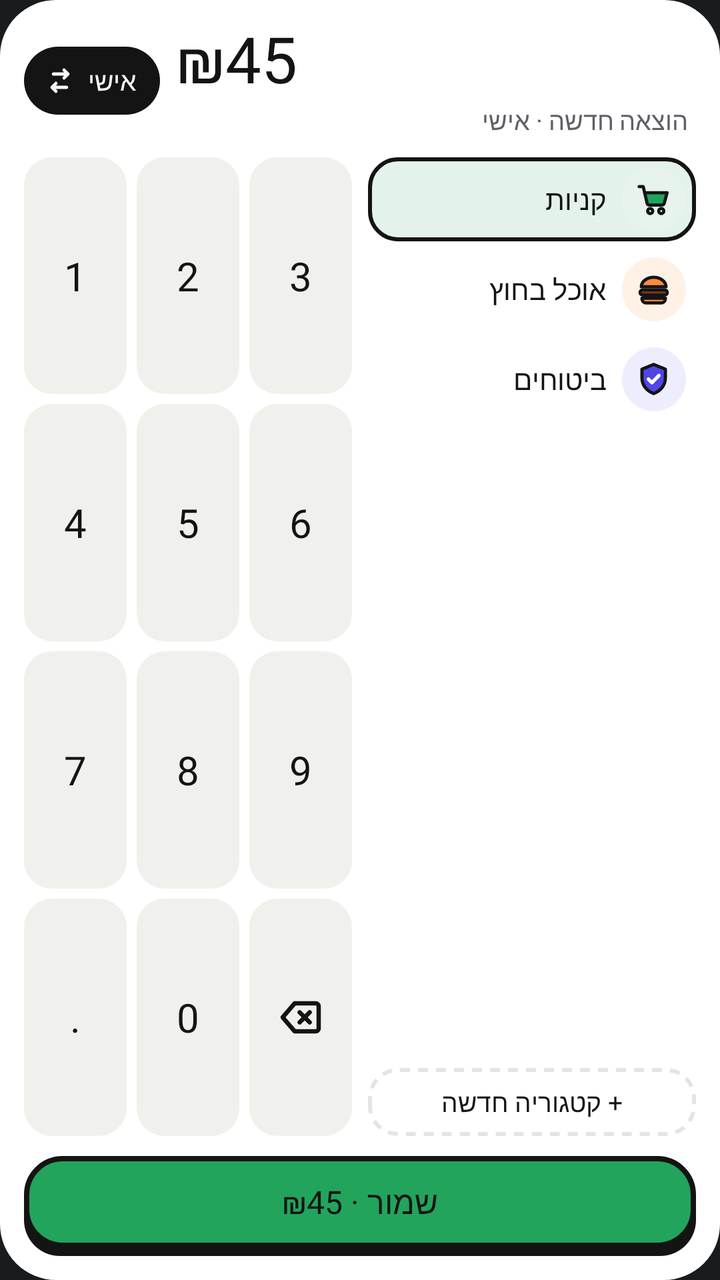
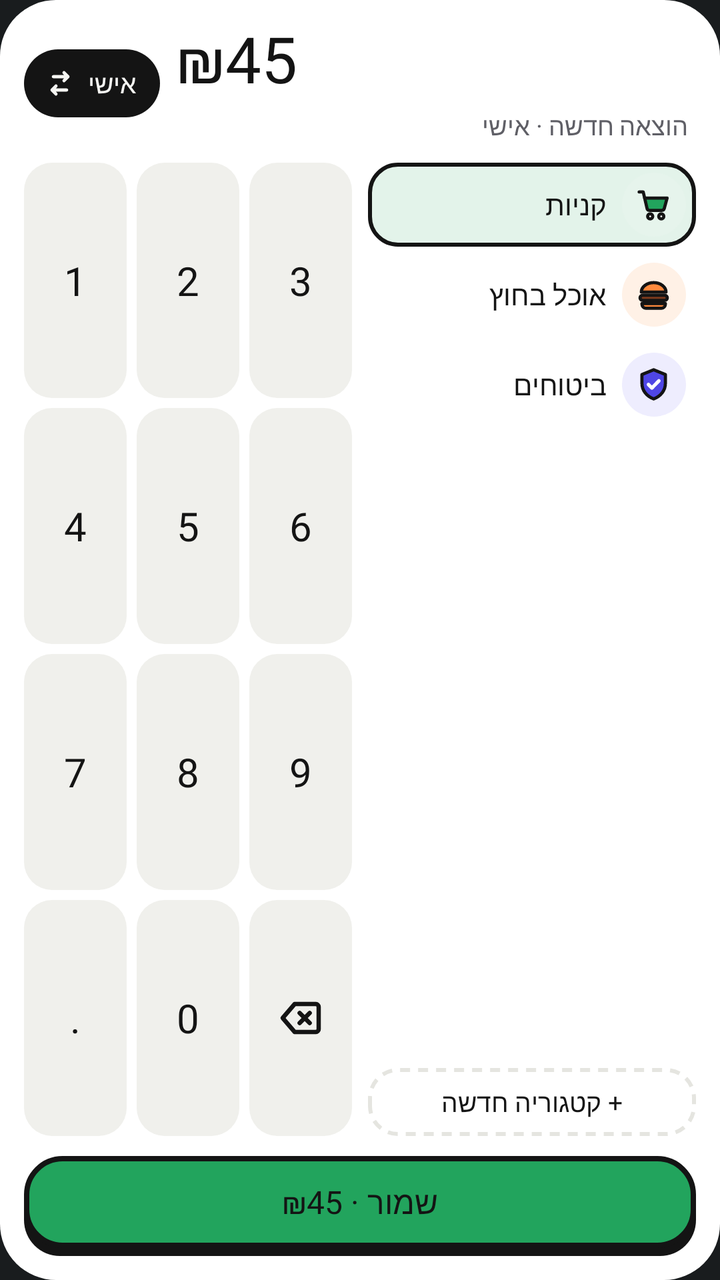

Screens rendered from an Android XML layout before and after an edit, with the pre-edit source and the edit as a unified diff.
<!-- AndroidManifest.xml: activity theme android:Theme.DeviceDefault.NoActionBar -->
<!-- res/layout/widget_preview.xml -->
<?xml version="1.0" encoding="utf-8"?>
<LinearLayout xmlns:android="http://schemas.android.com/apk/res/android"
    android:id="@+id/root"
    android:layoutDirection="rtl"
    android:layout_width="match_parent"
    android:layout_height="match_parent"
    android:background="@drawable/widget_bg"
    android:orientation="vertical"
    android:padding="12dp">

    
    <LinearLayout
        android:layout_width="match_parent"
        android:layout_height="wrap_content"
        android:gravity="center_vertical"
        android:orientation="horizontal"
        android:paddingStart="4dp">

        <LinearLayout
            android:layout_width="0dp"
            android:layout_height="wrap_content"
            android:layout_weight="1"
            android:orientation="vertical">

            <TextView
                android:id="@+id/amount"
                android:layout_width="match_parent"
                android:layout_height="wrap_content"
                android:ellipsize="end"
                android:fontFamily="@font/rubik_extrabold"
                android:gravity="start"
                android:includeFontPadding="false"
                android:maxLines="1"
                android:text="₪45"
                android:textColor="@color/w_ink"
                android:textDirection="ltr"
                android:textSize="32sp" />

            <TextView
                android:id="@+id/status"
                android:layout_width="match_parent"
                android:layout_height="wrap_content"
                android:layout_marginTop="2dp"
                android:ellipsize="end"
                android:fontFamily="@font/rubik_semibold"
                android:maxLines="1"
                android:text="הוצאה חדשה · אישי"
                android:textColor="@color/w_ink_dim"
                android:textSize="12.5sp" />
        </LinearLayout>

        <LinearLayout
            android:id="@+id/space"
            android:layout_width="wrap_content"
            android:layout_height="34dp"
            android:layout_marginStart="8dp"
            android:background="@drawable/widget_pill_ink"
            android:gravity="center_vertical"
            android:orientation="horizontal"
            android:paddingStart="12dp"
            android:paddingEnd="10dp">

            <TextView
                android:id="@+id/space_name"
                android:layout_width="wrap_content"
                android:layout_height="wrap_content"
                android:ellipsize="end"
                android:fontFamily="@font/rubik_extrabold"
                android:maxLines="1"
                android:maxWidth="110dp"
                android:text="אישי"
                android:textColor="@color/w_on_ink"
                android:textSize="13sp" />

            <ImageView
                android:id="@+id/space_swap"
                android:layout_width="16dp"
                android:layout_height="16dp"
                android:layout_marginStart="6dp"
                android:contentDescription="החלף מרחב"
                android:src="@drawable/ic_w_swap" />
        </LinearLayout>
    </LinearLayout>

    
    <LinearLayout
        android:layout_width="match_parent"
        android:layout_height="0dp"
        android:layout_marginTop="10dp"
        android:layout_weight="1"
        android:orientation="horizontal">

        <LinearLayout
            android:layout_width="0dp"
            android:layout_height="match_parent"
            android:layout_marginEnd="8dp"
            android:layout_weight="1"
            android:orientation="vertical">

            <LinearLayout
                android:layout_width="match_parent"
                android:layout_height="0dp"
                android:layout_weight="1"
                android:orientation="vertical">
            <LinearLayout
                android:layout_width="match_parent"
                android:layout_height="42dp"
                android:layout_marginBottom="3dp"
                android:background="@drawable/widget_row_selected"
                android:gravity="center_vertical"
                android:orientation="horizontal"
                android:paddingStart="5dp"
                android:paddingEnd="8dp">
                <FrameLayout
                    android:layout_width="32dp"
                    android:layout_height="32dp">
                    <ImageView
                        android:layout_width="match_parent"
                        android:layout_height="match_parent"
                        android:src="@drawable/widget_circle"
                        android:tint="@color/w_mint" />
                    <ImageView
                        android:layout_width="19dp"
                        android:layout_height="19dp"
                        android:layout_gravity="center"
                        android:src="@drawable/ic_cat_cart" />
                </FrameLayout>
                <TextView
                    android:layout_width="0dp"
                    android:layout_height="wrap_content"
                    android:layout_marginStart="8dp"
                    android:layout_weight="1"
                    android:fontFamily="@font/rubik_semibold"
                    android:maxLines="1"
                    android:text="קניות"
                    android:textColor="@color/w_ink"
                    android:textSize="14sp" />
            </LinearLayout>
            <LinearLayout
                android:layout_width="match_parent"
                android:layout_height="42dp"
                android:layout_marginBottom="3dp"
                android:background="@drawable/widget_row"
                android:gravity="center_vertical"
                android:orientation="horizontal"
                android:paddingStart="5dp"
                android:paddingEnd="8dp">
                <FrameLayout
                    android:layout_width="32dp"
                    android:layout_height="32dp">
                    <ImageView
                        android:layout_width="match_parent"
                        android:layout_height="match_parent"
                        android:src="@drawable/widget_circle"
                        android:tint="@color/w_peach" />
                    <ImageView
                        android:layout_width="19dp"
                        android:layout_height="19dp"
                        android:layout_gravity="center"
                        android:src="@drawable/ic_cat_food" />
                </FrameLayout>
                <TextView
                    android:layout_width="0dp"
                    android:layout_height="wrap_content"
                    android:layout_marginStart="8dp"
                    android:layout_weight="1"
                    android:fontFamily="@font/rubik_semibold"
                    android:maxLines="1"
                    android:text="אוכל בחוץ"
                    android:textColor="@color/w_ink"
                    android:textSize="14sp" />
            </LinearLayout>
            <LinearLayout
                android:layout_width="match_parent"
                android:layout_height="42dp"
                android:layout_marginBottom="3dp"
                android:background="@drawable/widget_row"
                android:gravity="center_vertical"
                android:orientation="horizontal"
                android:paddingStart="5dp"
                android:paddingEnd="8dp">
                <FrameLayout
                    android:layout_width="32dp"
                    android:layout_height="32dp">
                    <ImageView
                        android:layout_width="match_parent"
                        android:layout_height="match_parent"
                        android:src="@drawable/widget_circle"
                        android:tint="@color/w_lavender" />
                    <ImageView
                        android:layout_width="19dp"
                        android:layout_height="19dp"
                        android:layout_gravity="center"
                        android:src="@drawable/ic_cat_shield" />
                </FrameLayout>
                <TextView
                    android:layout_width="0dp"
                    android:layout_height="wrap_content"
                    android:layout_marginStart="8dp"
                    android:layout_weight="1"
                    android:fontFamily="@font/rubik_semibold"
                    android:maxLines="1"
                    android:text="ביטוחים"
                    android:textColor="@color/w_ink"
                    android:textSize="14sp" />
            </LinearLayout>
            </LinearLayout>

            <TextView
                android:id="@+id/new_category"
                android:layout_width="match_parent"
                android:layout_height="34dp"
                android:layout_marginTop="4dp"
                android:background="@drawable/widget_dashed"
                android:fontFamily="@font/rubik_extrabold"
                android:gravity="center"
                android:text="+ קטגוריה חדשה"
                android:textColor="@color/w_ink"
                android:textSize="13sp" />
        </LinearLayout>

        <LinearLayout
            android:layout_width="0dp"
            android:layout_height="match_parent"
            android:layout_weight="1"
            android:layoutDirection="ltr"
            android:orientation="vertical">
            <LinearLayout
                android:layout_width="match_parent"
                android:layout_height="0dp"
                android:layout_weight="1"
                android:orientation="horizontal">
                <TextView
                    android:id="@+id/key_1"
                    android:layout_width="0dp"
                    android:layout_height="match_parent"
                    android:layout_weight="1"
                    android:layout_marginEnd="5dp"
                    android:background="@drawable/widget_key"
                    android:fontFamily="@font/rubik_extrabold"
                    android:gravity="center"
                    android:text="1"
                    android:textColor="@color/w_ink"
                    android:textSize="20sp" />
                <TextView
                    android:id="@+id/key_2"
                    android:layout_width="0dp"
                    android:layout_height="match_parent"
                    android:layout_weight="1"
                    android:layout_marginEnd="5dp"
                    android:background="@drawable/widget_key"
                    android:fontFamily="@font/rubik_extrabold"
                    android:gravity="center"
                    android:text="2"
                    android:textColor="@color/w_ink"
                    android:textSize="20sp" />
                <TextView
                    android:id="@+id/key_3"
                    android:layout_width="0dp"
                    android:layout_height="match_parent"
                    android:layout_weight="1"
                    android:background="@drawable/widget_key"
                    android:fontFamily="@font/rubik_extrabold"
                    android:gravity="center"
                    android:text="3"
                    android:textColor="@color/w_ink"
                    android:textSize="20sp" />
            </LinearLayout>
            <LinearLayout
                android:layout_width="match_parent"
                android:layout_height="0dp"
                android:layout_weight="1"
                android:layout_marginTop="5dp"
                android:orientation="horizontal">
                <TextView
                    android:id="@+id/key_4"
                    android:layout_width="0dp"
                    android:layout_height="match_parent"
                    android:layout_weight="1"
                    android:layout_marginEnd="5dp"
                    android:background="@drawable/widget_key"
                    android:fontFamily="@font/rubik_extrabold"
                    android:gravity="center"
                    android:text="4"
                    android:textColor="@color/w_ink"
                    android:textSize="20sp" />
                <TextView
                    android:id="@+id/key_5"
                    android:layout_width="0dp"
                    android:layout_height="match_parent"
                    android:layout_weight="1"
                    android:layout_marginEnd="5dp"
                    android:background="@drawable/widget_key"
                    android:fontFamily="@font/rubik_extrabold"
                    android:gravity="center"
                    android:text="5"
                    android:textColor="@color/w_ink"
                    android:textSize="20sp" />
                <TextView
                    android:id="@+id/key_6"
                    android:layout_width="0dp"
                    android:layout_height="match_parent"
                    android:layout_weight="1"
                    android:background="@drawable/widget_key"
                    android:fontFamily="@font/rubik_extrabold"
                    android:gravity="center"
                    android:text="6"
                    android:textColor="@color/w_ink"
                    android:textSize="20sp" />
            </LinearLayout>
            <LinearLayout
                android:layout_width="match_parent"
                android:layout_height="0dp"
                android:layout_weight="1"
                android:layout_marginTop="5dp"
                android:orientation="horizontal">
                <TextView
                    android:id="@+id/key_7"
                    android:layout_width="0dp"
                    android:layout_height="match_parent"
                    android:layout_weight="1"
                    android:layout_marginEnd="5dp"
                    android:background="@drawable/widget_key"
                    android:fontFamily="@font/rubik_extrabold"
                    android:gravity="center"
                    android:text="7"
                    android:textColor="@color/w_ink"
                    android:textSize="20sp" />
                <TextView
                    android:id="@+id/key_8"
                    android:layout_width="0dp"
                    android:layout_height="match_parent"
                    android:layout_weight="1"
                    android:layout_marginEnd="5dp"
                    android:background="@drawable/widget_key"
                    android:fontFamily="@font/rubik_extrabold"
                    android:gravity="center"
                    android:text="8"
                    android:textColor="@color/w_ink"
                    android:textSize="20sp" />
                <TextView
                    android:id="@+id/key_9"
                    android:layout_width="0dp"
                    android:layout_height="match_parent"
                    android:layout_weight="1"
                    android:background="@drawable/widget_key"
                    android:fontFamily="@font/rubik_extrabold"
                    android:gravity="center"
                    android:text="9"
                    android:textColor="@color/w_ink"
                    android:textSize="20sp" />
            </LinearLayout>
            <LinearLayout
                android:layout_width="match_parent"
                android:layout_height="0dp"
                android:layout_weight="1"
                android:layout_marginTop="5dp"
                android:orientation="horizontal">
                <TextView
                    android:id="@+id/key_dot"
                    android:layout_width="0dp"
                    android:layout_height="match_parent"
                    android:layout_weight="1"
                    android:layout_marginEnd="5dp"
                    android:background="@drawable/widget_key"
                    android:fontFamily="@font/rubik_extrabold"
                    android:gravity="center"
                    android:text="."
                    android:textColor="@color/w_ink"
                    android:textSize="20sp" />
                <TextView
                    android:id="@+id/key_0"
                    android:layout_width="0dp"
                    android:layout_height="match_parent"
                    android:layout_weight="1"
                    android:layout_marginEnd="5dp"
                    android:background="@drawable/widget_key"
                    android:fontFamily="@font/rubik_extrabold"
                    android:gravity="center"
                    android:text="0"
                    android:textColor="@color/w_ink"
                    android:textSize="20sp" />
                <ImageView
                    android:id="@+id/key_del"
                    android:layout_width="0dp"
                    android:layout_height="match_parent"
                    android:layout_weight="1"
                    android:background="@drawable/widget_key"
                    android:contentDescription="מחק"
                    android:scaleType="center"
                    android:src="@drawable/ic_w_backspace" />
            </LinearLayout>
        </LinearLayout>
    </LinearLayout>

    <TextView
        android:id="@+id/save"
        android:layout_width="match_parent"
        android:layout_height="50dp"
        android:layout_marginTop="10dp"
        android:background="@drawable/widget_btn_primary"
        android:fontFamily="@font/rubik_extrabold"
        android:gravity="center"
        android:paddingBottom="4dp"
        android:text="שמור · ₪45"
        android:textColor="@color/w_accent_fg"
        android:textSize="16sp" />
</LinearLayout>
<!-- resources referenced by this layout -->
<resources>
  <color name="w_accent_fg">#141414</color>
  <color name="w_ink">#141414</color>
  <color name="w_ink_dim">#5F5F66</color>
  <color name="w_lavender">#EEEDFE</color>
  <color name="w_mint">#E6F4EC</color>
  <color name="w_on_ink">#F6F6F3</color>
  <color name="w_peach">#FFF1E6</color>
  <!-- drawable ic_w_backspace (drawable) -->
  <?xml version="1.0" encoding="utf-8"?>
  <vector xmlns:android="http://schemas.android.com/apk/res/android"
      android:width="24dp"
      android:height="24dp"
      android:viewportWidth="24"
      android:viewportHeight="24">
      <path
          android:pathData="M9 5h10.5a1.5 1.5 0 0 1 1.5 1.5v11a1.5 1.5 0 0 1-1.5 1.5H9l-6-7Z"
          android:strokeColor="@color/w_ink"
          android:strokeWidth="2.2"
          android:strokeLineJoin="round" />
      <path
          android:pathData="m11.5 9.5 5 5m0-5-5 5"
          android:strokeColor="@color/w_ink"
          android:strokeWidth="2.2"
          android:strokeLineCap="round" />
  </vector>
  <!-- drawable ic_w_swap (drawable) -->
  <?xml version="1.0" encoding="utf-8"?>
  <vector xmlns:android="http://schemas.android.com/apk/res/android"
      android:width="24dp"
      android:height="24dp"
      android:viewportWidth="24"
      android:viewportHeight="24">
      <path
          android:pathData="M7 7h11m0 0-3-3m3 3-3 3M17 17H6m0 0 3-3m-3 3 3 3"
          android:strokeColor="@color/w_on_ink"
          android:strokeWidth="2.4"
          android:strokeLineCap="round"
          android:strokeLineJoin="round" />
  </vector>
  <!-- drawable widget_bg (drawable) -->
  <?xml version="1.0" encoding="utf-8"?>
  <shape xmlns:android="http://schemas.android.com/apk/res/android" android:shape="rectangle">
      <solid android:color="@color/w_surface" />
      <corners android:radius="28dp" />
  </shape>
  <!-- drawable widget_circle (drawable) -->
  <?xml version="1.0" encoding="utf-8"?>
  <shape xmlns:android="http://schemas.android.com/apk/res/android" android:shape="oval">
      <solid android:color="#FFFFFFFF" />
  </shape>
  <!-- drawable widget_key (drawable) -->
  <?xml version="1.0" encoding="utf-8"?>
  <selector xmlns:android="http://schemas.android.com/apk/res/android">
      <item android:state_pressed="true">
          <shape android:shape="rectangle">
              <solid android:color="@color/w_surface_3" />
              <corners android:radius="14dp" />
          </shape>
      </item>
      <item>
          <shape android:shape="rectangle">
              <solid android:color="@color/w_surface_2" />
              <corners android:radius="14dp" />
          </shape>
      </item>
  </selector>
  <!-- drawable widget_pill_ink (drawable) -->
  <?xml version="1.0" encoding="utf-8"?>
  <shape xmlns:android="http://schemas.android.com/apk/res/android" android:shape="rectangle">
      <solid android:color="@color/w_ink" />
      <corners android:radius="999dp" />
  </shape>
  <!-- drawable widget_row (drawable) -->
  <?xml version="1.0" encoding="utf-8"?>
  <selector xmlns:android="http://schemas.android.com/apk/res/android">
      <item android:state_pressed="true">
          <shape android:shape="rectangle">
              <solid android:color="@color/w_surface_2" />
              <corners android:radius="14dp" />
          </shape>
      </item>
      <item>
          <shape android:shape="rectangle">
              <solid android:color="@android:color/transparent" />
              <corners android:radius="14dp" />
          </shape>
      </item>
  </selector>
  <!-- drawable widget_row_selected (drawable) -->
  <?xml version="1.0" encoding="utf-8"?>
  <shape xmlns:android="http://schemas.android.com/apk/res/android" android:shape="rectangle">
      <solid android:color="@color/w_accent_soft" />
      <stroke android:width="2dp" android:color="@color/w_ink" />
      <corners android:radius="14dp" />
  </shape>
  <color name="w_surface">#FFFFFF</color>
  <color name="w_accent">#22A45D</color>
  <color name="w_stroke">#141414</color>
  <color name="w_surface_2">#F0F0EC</color>
  <color name="w_surface_3">#E5E5E0</color>
  <color name="w_accent_soft">#E3F3EA</color>
  <!-- unchanged entries left out for length: 5 -->
</resources>

<!-- the commit's change to res/layout/widget_preview.xml (unified diff, before → after) -->
@@ -25,7 +25,7 @@
             <TextView
                 android:id="@+id/amount"
                 android:layout_width="match_parent"
-                android:layout_height="wrap_content"
+                android:layout_height="40dp"
                 android:ellipsize="end"
                 android:fontFamily="@font/rubik_extrabold"
                 android:gravity="start"
@@ -34,6 +34,9 @@
                 android:text="₪45"
                 android:textColor="@color/w_ink"
                 android:textDirection="ltr"
+                android:autoSizeMaxTextSize="32sp"
+                android:autoSizeMinTextSize="16sp"
+                android:autoSizeTextType="uniform"
                 android:textSize="32sp" />
 
             <TextView
